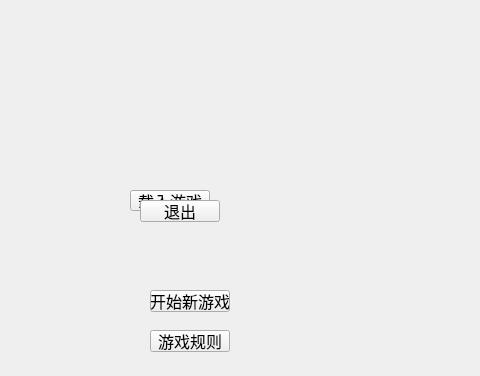
Before: the Qt Designer form mainwindows.ui in fexuile/Genshin--, drawn with Qt 5; both pictures show x 0 to 480 and y 0 to 376 of the 850 by 564 pixel window.
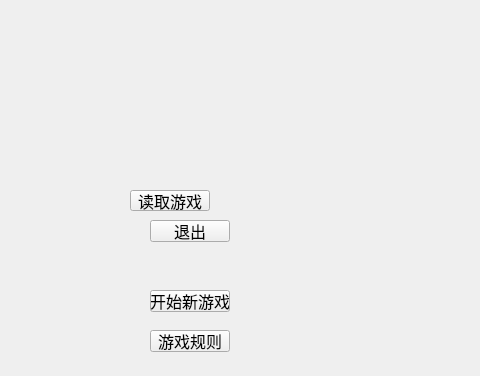
After: the same form once the commit is applied.

What changed in the file:
```diff
--- a/mainwindows.ui
+++ b/mainwindows.ui
@@ -57,7 +57,7 @@
        </font>
       </property>
       <property name="text">
-       <string>载入游戏</string>
+       <string>读取游戏</string>
       </property>
      </widget>
      <widget class="QPushButton" name="RuleButton">
@@ -81,8 +81,8 @@
      <widget class="QPushButton" name="EndButton">
       <property name="geometry">
        <rect>
-        <x>140</x>
-        <y>200</y>
+        <x>150</x>
+        <y>220</y>
         <width>80</width>
         <height>22</height>
        </rect>
```
